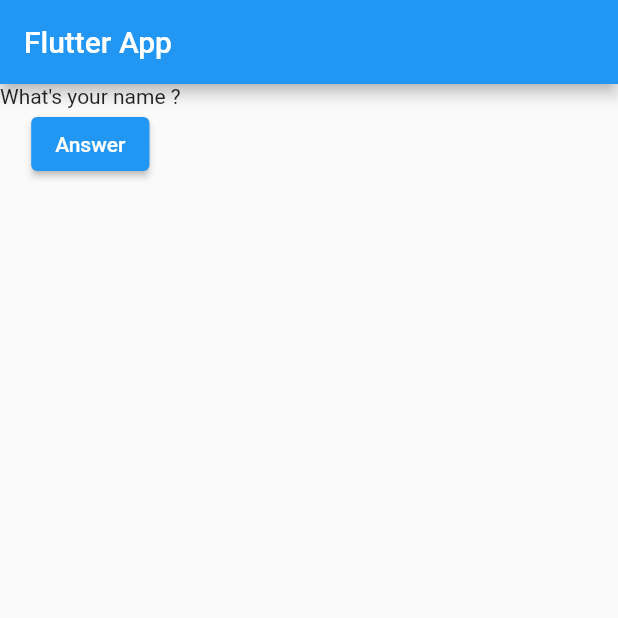
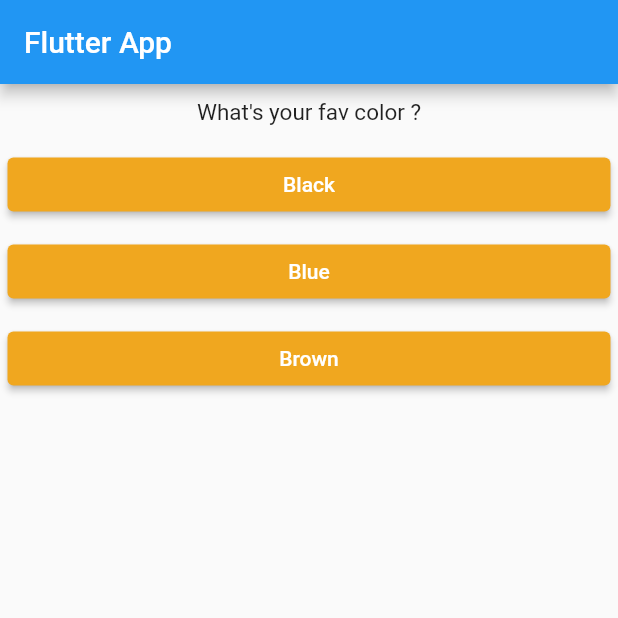
Before and after one commit to anandhere8/flutter-complete, a Flutter app: the screen it shows after launch, on a phone screen of 412 x 824 dp, the top half of it. Run offline on Flutter 3.47's test engine with Material 2 defaults, Android fonts, the phone set to English and light mode, and no system bars.

```diff
--- /dev/null
+++ b/lib/answer.dart
@@ -0,0 +1,22 @@
+import 'package:flutter/material.dart';
+
+class Answer extends StatelessWidget {
+  final VoidCallback selectHandler;
+  final String answer;
+  Answer(this.selectHandler, this.answer);
+
+  @override
+  Widget build(BuildContext context) {
+    return Container(
+      width: double.infinity,
+      margin: EdgeInsets.all(5),
+      child: ElevatedButton(
+        child: Text(answer),
+        onPressed: selectHandler,
+        style: ElevatedButton.styleFrom(
+          backgroundColor: Color.fromARGB(255, 240, 167, 31),
+        ),
+      ),
+    );
+  }
+}
--- a/lib/main.dart
+++ b/lib/main.dart
@@ -1,4 +1,7 @@
 import 'package:flutter/material.dart';
+
+import './question.dart';
+import './answer.dart';
 
 void main() {
   runApp(MyApp());
@@ -25,9 +28,15 @@ class MyAppState extends State<MyApp> {
 
   @override
   Widget build(BuildContext context) {
-    var questions = [
-      "What's your name ?",
-      "What's your age  ?",
+    const questions = [
+      {
+        'questionText': "What's your fav color ?",
+        'answer': ['Black', 'Blue', 'Brown'],
+      },
+      {
+        'questionText': "What's your number ?",
+        'answer': ['1', '2', '4'],
+      },
     ];
     return MaterialApp(
       home: Scaffold(
@@ -35,11 +44,12 @@ class MyAppState extends State<MyApp> {
           title: Text('Flutter App'),
         ),
         body: Column(children: [
-          Text(questions[questionNumber]),
-          ElevatedButton(
-            child: Text('Answer'),
-            onPressed: answerQuestion,
+          Question(
+            questions[questionNumber]['questionText'].toString(),
           ),
+          ...(questions[questionNumber]['answer'] as List<String>).map((e) {
+            return Answer(answerQuestion, e);
+          }).toList(),
         ]),
       ),
     );
--- /dev/null
+++ b/lib/question.dart
@@ -0,0 +1,19 @@
+import 'package:flutter/material.dart';
+
+class Question extends StatelessWidget {
+  final String questionText;
+
+  Question(this.questionText);
+  @override
+  Widget build(BuildContext context) {
+    return Container(
+      width: double.infinity,
+      margin: EdgeInsets.all(10),
+      child: Text(
+        questionText,
+        style: TextStyle(fontSize: 15),
+        textAlign: TextAlign.center,
+      ),
+    );
+  }
+}
```
